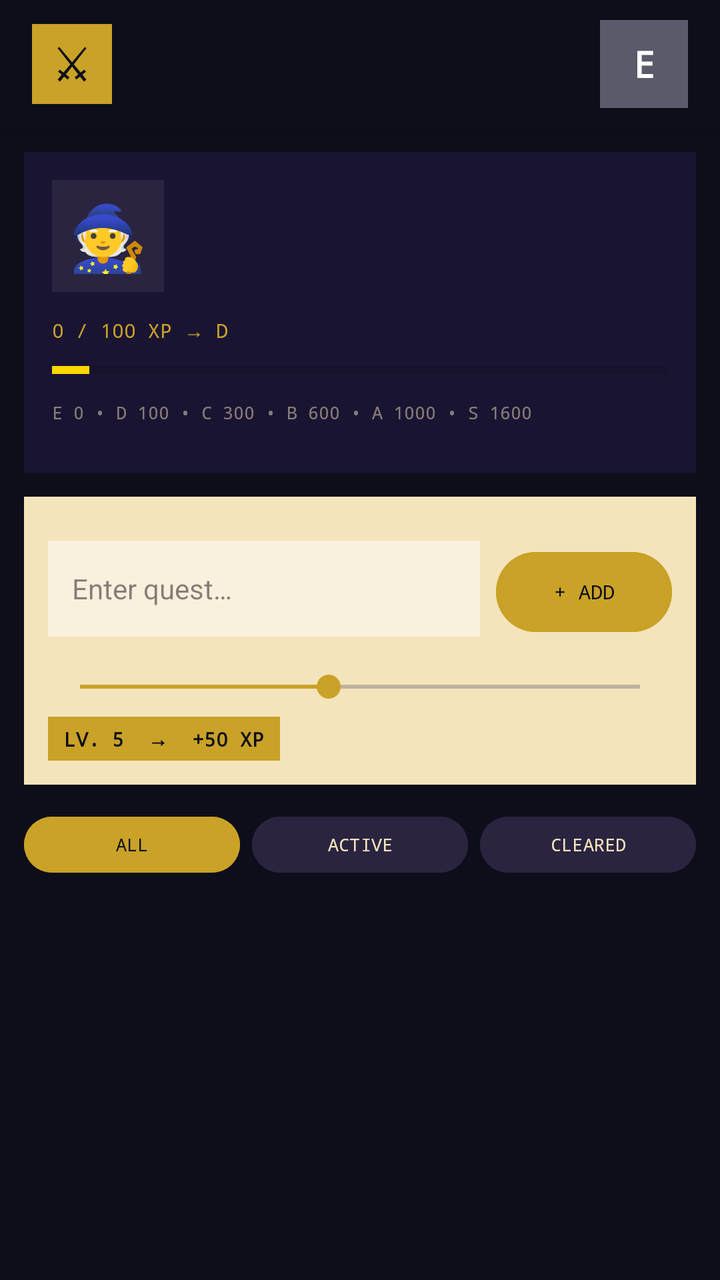
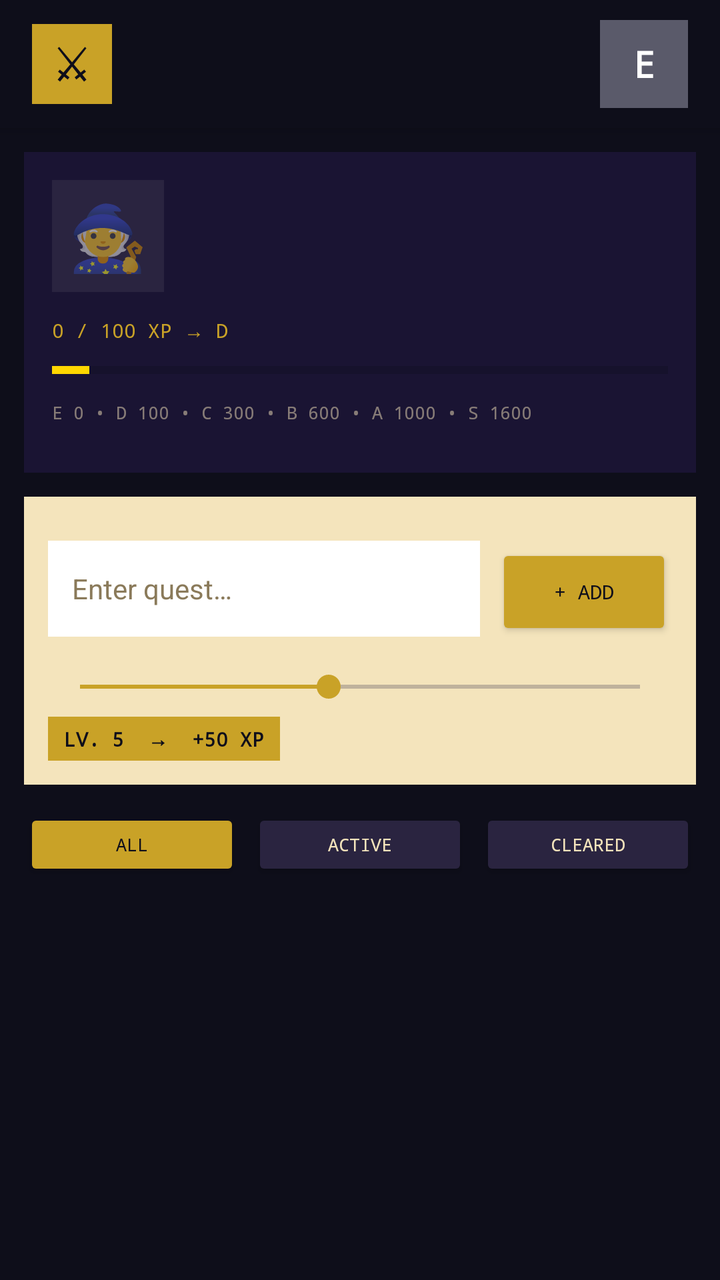

Screens rendered from an Android XML layout before and after an edit, with the pre-edit source and the edit as a unified diff.
<!-- AndroidManifest.xml: application theme Theme.QuestLog -->
<!-- res/layout/activity_main.xml -->
<?xml version="1.0" encoding="utf-8"?>
<LinearLayout xmlns:android="http://schemas.android.com/apk/res/android"
    android:layout_width="match_parent"
    android:layout_height="match_parent"
    android:orientation="vertical"
    android:background="#0e0e1a">

    
    <LinearLayout
        android:layout_width="match_parent"
        android:layout_height="64dp"
        android:background="#0e0e1a"
        android:orientation="horizontal"
        android:gravity="center_vertical"
        android:paddingHorizontal="16dp"
        android:elevation="4dp">
        <TextView
            android:layout_width="40dp"
            android:layout_height="40dp"
            android:background="#c9a227"
            android:text="⚔"
            android:textSize="22sp"
            android:gravity="center"
            android:textColor="#0e0e1a"/>
        <LinearLayout android:layout_width="0dp" android:layout_height="wrap_content" android:layout_weight="1" android:orientation="vertical" android:layout_marginStart="12dp">
            <TextView android:text="QUEST LOG" android:textColor="#f4e4bc" android:textSize="13sp" android:fontFamily="monospace" android:textStyle="bold" android:letterSpacing="0.08"/>
            <TextView android:text="PIXEL RPG  •  TODO" android:textColor="#c9a227" android:textSize="11sp" android:fontFamily="monospace" android:letterSpacing="0.12"/>
        </LinearLayout>
        <TextView android:id="@+id/rankBadge" android:layout_width="44dp" android:layout_height="44dp" android:background="#5a5a6a" android:text="E" android:textColor="#fff" android:textSize="18sp" android:textStyle="bold" android:gravity="center" android:fontFamily="monospace"/>
    </LinearLayout>

    
    <LinearLayout android:layout_width="match_parent" android:layout_height="wrap_content" android:orientation="vertical" android:background="#1a1433" android:layout_margin="12dp" android:padding="14dp">
        <LinearLayout android:layout_width="match_parent" android:layout_height="wrap_content" android:orientation="horizontal" android:gravity="center_vertical">
            <TextView android:text="🧙" android:textSize="32sp" android:layout_width="56dp" android:layout_height="56dp" android:background="#2a2440" android:gravity="center"/>
            <LinearLayout android:layout_width="0dp" android:layout_height="wrap_content" android:layout_weight="1" android:orientation="vertical" android:layout_marginStart="12dp">
                <TextView android:text="HERO  •  VIT BHOPAL" android:textColor="#c9a227" android:textSize="9sp" android:fontFamily="monospace" android:letterSpacing="0.14"/>
                <TextView android:id="@+id/heroLevel" android:text="LV.1  •  0 XP" android:textColor="#f4e4bc" android:textSize="15sp" android:fontFamily="monospace" android:textStyle="bold"/>
                <TextView android:id="@+id/rankLabel" android:text="E — Novice" android:textColor="#f4e4bc" android:alpha="0.7" android:textSize="11sp" android:fontFamily="monospace"/>
            </LinearLayout>
        </LinearLayout>
        <TextView android:id="@+id/xpLabel" android:layout_width="wrap_content" android:layout_height="wrap_content" android:text="0 / 100 XP → D" android:textColor="#c9a227" android:textSize="10sp" android:fontFamily="monospace" android:layout_marginTop="12dp"/>
        <ProgressBar android:id="@+id/xpBar" style="?android:attr/progressBarStyleHorizontal" android:layout_width="match_parent" android:layout_height="14dp" android:max="100" android:progress="6" android:progressTint="#ffd700" android:progressBackgroundTint="#0e0e1a" android:layout_marginTop="6dp"/>
        <LinearLayout android:layout_width="match_parent" android:layout_height="wrap_content" android:orientation="horizontal" android:layout_marginTop="8dp">
            <TextView android:layout_width="0dp" android:layout_height="wrap_content" android:layout_weight="1" android:text="E 0 • D 100 • C 300 • B 600 • A 1000 • S 1600" android:textColor="#f4e4bc" android:alpha="0.5" android:textSize="9sp" android:fontFamily="monospace"/>
        </LinearLayout>
        <LinearLayout android:id="@+id/badgesRow" android:layout_width="match_parent" android:layout_height="wrap_content" android:orientation="horizontal" android:layout_marginTop="10dp"/>
    </LinearLayout>

    
    <LinearLayout android:layout_width="match_parent" android:layout_height="wrap_content" android:orientation="vertical" android:background="#f4e4bc" android:layout_marginHorizontal="12dp" android:padding="12dp">
        <TextView android:text="◆  NEW QUEST  •  EXP = LV × 10" android:textColor="#1a1433" android:textSize="9sp" android:fontFamily="monospace" android:textStyle="bold" android:letterSpacing="0.08"/>
        <LinearLayout android:layout_width="match_parent" android:layout_height="wrap_content" android:orientation="horizontal" android:layout_marginTop="10dp">
            <EditText android:id="@+id/questInput" android:layout_width="0dp" android:layout_height="48dp" android:layout_weight="1" android:background="#ffffff" android:hint="Enter quest…" android:textColor="#1a1433" android:textColorHint="#1a1433" android:alpha="0.5" android:paddingHorizontal="12dp" android:textSize="14sp" android:singleLine="true"/>
            <Button android:id="@+id/addBtn" android:layout_width="wrap_content" android:layout_height="48dp" android:text="+ ADD" android:textColor="#0e0e1a" android:backgroundTint="#c9a227" android:textSize="10sp" android:fontFamily="monospace" android:layout_marginStart="8dp"/>
        </LinearLayout>
        <TextView android:text="DIFFICULTY — 1 EASY  →  10 BOSS" android:textColor="#1a1433" android:alpha="0.7" android:textSize="9sp" android:fontFamily="monospace" android:layout_marginTop="12dp"/>
        <SeekBar android:id="@+id/diffSeek" android:layout_width="match_parent" android:layout_height="wrap_content" android:max="9" android:progress="4" android:thumbTint="#c9a227" android:progressTint="#c9a227" android:progressBackgroundTint="#2a2440" android:layout_marginTop="4dp"/>
        <TextView android:id="@+id/diffLabel" android:layout_width="wrap_content" android:layout_height="wrap_content" android:text="LV. 5  →  +50 XP" android:textColor="#0e0e1a" android:background="#c9a227" android:paddingHorizontal="8dp" android:paddingVertical="4dp" android:textSize="10sp" android:fontFamily="monospace" android:textStyle="bold" android:layout_marginTop="6dp"/>
    </LinearLayout>

    
    <LinearLayout android:layout_width="match_parent" android:layout_height="wrap_content" android:orientation="horizontal" android:layout_margin="12dp">
        <Button android:id="@+id/tabAll" android:layout_width="0dp" android:layout_height="36dp" android:layout_weight="1" android:text="ALL" android:textSize="9sp" android:fontFamily="monospace" android:backgroundTint="#c9a227" android:textColor="#0e0e1a"/>
        <Button android:id="@+id/tabActive" android:layout_width="0dp" android:layout_height="36dp" android:layout_weight="1" android:text="ACTIVE" android:textSize="9sp" android:fontFamily="monospace" android:backgroundTint="#2a2440" android:textColor="#f4e4bc" android:layout_marginStart="6dp"/>
        <Button android:id="@+id/tabDone" android:layout_width="0dp" android:layout_height="36dp" android:layout_weight="1" android:text="CLEARED" android:textSize="9sp" android:fontFamily="monospace" android:backgroundTint="#2a2440" android:textColor="#f4e4bc" android:layout_marginStart="6dp"/>
    </LinearLayout>

    <androidx.recyclerview.widget.RecyclerView android:id="@+id/recycler" android:layout_width="match_parent" android:layout_height="0dp" android:layout_weight="1" android:padding="12dp" android:clipToPadding="false"/>

</LinearLayout>
<!-- resources referenced by this layout -->
<resources>
  <style name="Theme.QuestLog" parent="Theme.Material3.DayNight.NoActionBar">
          <item name="colorPrimary">#c9a227</item>
          <item name="android:statusBarColor">#0e0e1a</item>
          <item name="android:windowBackground">#0e0e1a</item>
      </style>
</resources>

<!-- the commit's change to res/layout/activity_main.xml (unified diff, before → after) -->
@@ -51,7 +51,7 @@
     <LinearLayout android:layout_width="match_parent" android:layout_height="wrap_content" android:orientation="vertical" android:background="#f4e4bc" android:layout_marginHorizontal="12dp" android:padding="12dp">
         <TextView android:text="◆  NEW QUEST  •  EXP = LV × 10" android:textColor="#1a1433" android:textSize="9sp" android:fontFamily="monospace" android:textStyle="bold" android:letterSpacing="0.08"/>
         <LinearLayout android:layout_width="match_parent" android:layout_height="wrap_content" android:orientation="horizontal" android:layout_marginTop="10dp">
-            <EditText android:id="@+id/questInput" android:layout_width="0dp" android:layout_height="48dp" android:layout_weight="1" android:background="#ffffff" android:hint="Enter quest…" android:textColor="#1a1433" android:textColorHint="#1a1433" android:alpha="0.5" android:paddingHorizontal="12dp" android:textSize="14sp" android:singleLine="true"/>
+            <EditText android:id="@+id/questInput" android:layout_width="0dp" android:layout_height="48dp" android:layout_weight="1" android:background="#ffffff" android:hint="Enter quest…" android:textColor="#1a1433" android:textColorHint="#8a7a5a" android:paddingHorizontal="12dp" android:textSize="14sp" android:singleLine="true"/>
             <Button android:id="@+id/addBtn" android:layout_width="wrap_content" android:layout_height="48dp" android:text="+ ADD" android:textColor="#0e0e1a" android:backgroundTint="#c9a227" android:textSize="10sp" android:fontFamily="monospace" android:layout_marginStart="8dp"/>
         </LinearLayout>
         <TextView android:text="DIFFICULTY — 1 EASY  →  10 BOSS" android:textColor="#1a1433" android:alpha="0.7" android:textSize="9sp" android:fontFamily="monospace" android:layout_marginTop="12dp"/>
<!-- resource entries referenced after the edit -->
@@ -1,7 +1,8 @@
 <!-- resources referenced by this layout -->
 <resources>
-  <style name="Theme.QuestLog" parent="Theme.Material3.DayNight.NoActionBar">
+  <style name="Theme.QuestLog" parent="Theme.AppCompat.DayNight.NoActionBar">
           <item name="colorPrimary">#c9a227</item>
+          <item name="colorPrimaryDark">#0e0e1a</item>
           <item name="android:statusBarColor">#0e0e1a</item>
           <item name="android:windowBackground">#0e0e1a</item>
       </style>
